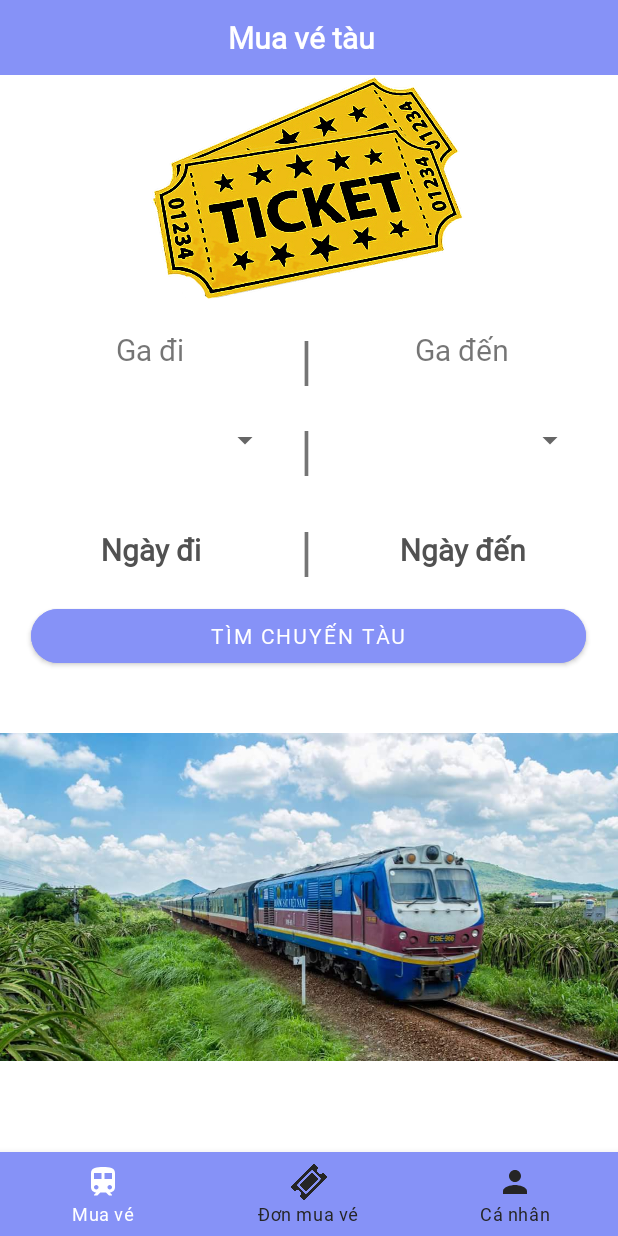
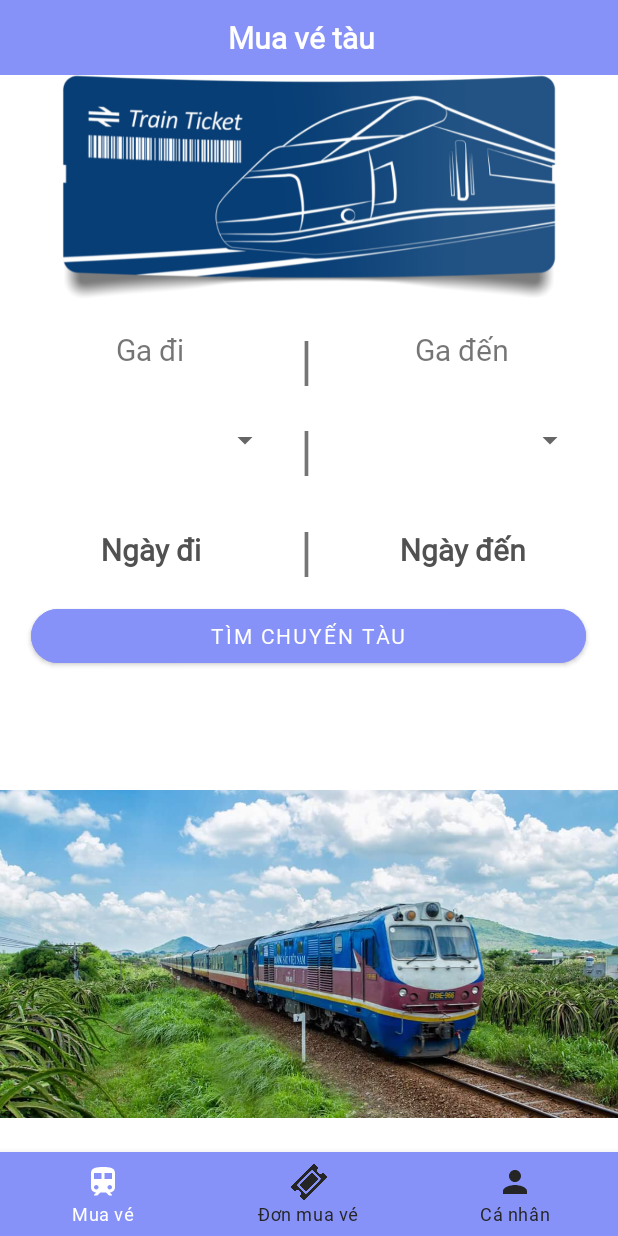
Before and after one commit to T1st-isme/RailWay_Ticket, an Android app: the HomeFragment screen opened directly, with no data from a screen before it, on a phone screen of 412 x 824 dp. Run offline under Robolectric (Android 15) with nearby library versions, the phone set to English and light mode, and no system bars; 5 statements that could not run were skipped.

Commit message:
change: fragment_home.xml

```diff
--- a/app/src/main/res/layout/fragment_home.xml
+++ b/app/src/main/res/layout/fragment_home.xml
@@ -32,7 +32,7 @@
 			tools:ignore="HardcodedText" />
 	</LinearLayout>
 
-	<androidx.constraintlayout.widget.ConstraintLayout
+	<LinearLayout
 		android:id="@+id/linearLayout4"
 		android:layout_width="match_parent"
 		android:layout_height="wrap_content">
@@ -41,12 +41,9 @@
 			android:id="@+id/imageView"
 			android:layout_width="wrap_content"
 			android:layout_height="150dp"
-			android:src="@drawable/home"
-			app:layout_constraintLeft_toLeftOf="parent"
-			app:layout_constraintRight_toRightOf="parent"
-			app:layout_constraintTop_toTopOf="parent"
+			android:src="@drawable/home_pic"
 			tools:ignore="ContentDescription" />
-	</androidx.constraintlayout.widget.ConstraintLayout>
+	</LinearLayout>
 
 	<LinearLayout
 		android:layout_width="match_parent"
@@ -222,7 +219,7 @@
 
 	<ImageView
 		android:layout_width="match_parent"
-		android:layout_height="300dp"
+		android:layout_height="wrap_content"
 		android:src="@drawable/taulua"
 		tools:ignore="ContentDescription" />
 
```
Also changed, not shown: app/src/main/res/drawable/home_pic.png (added).
